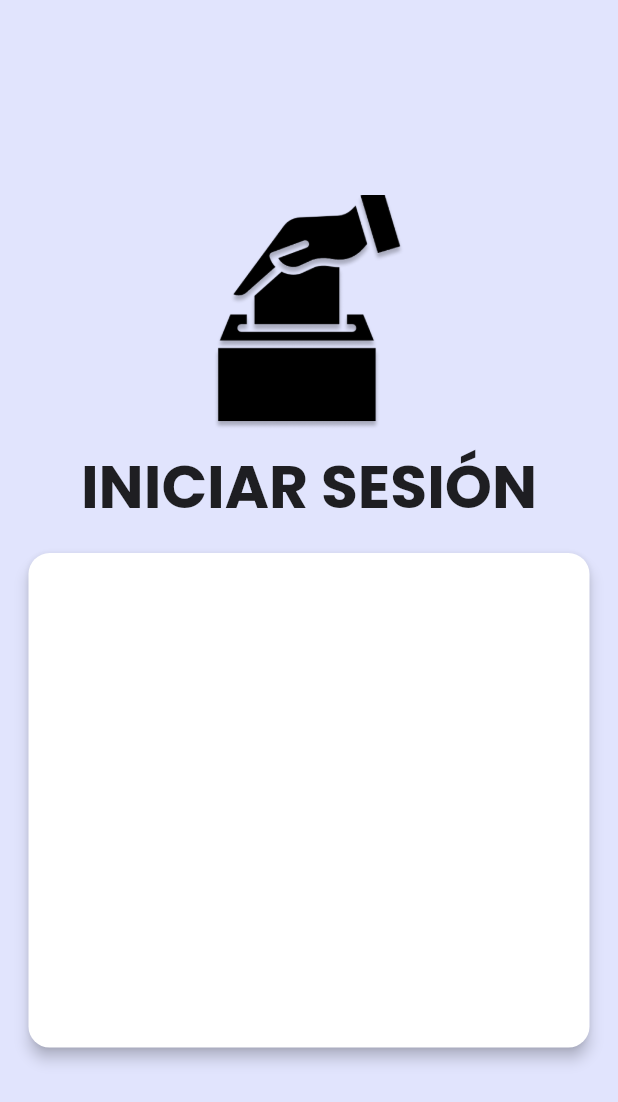
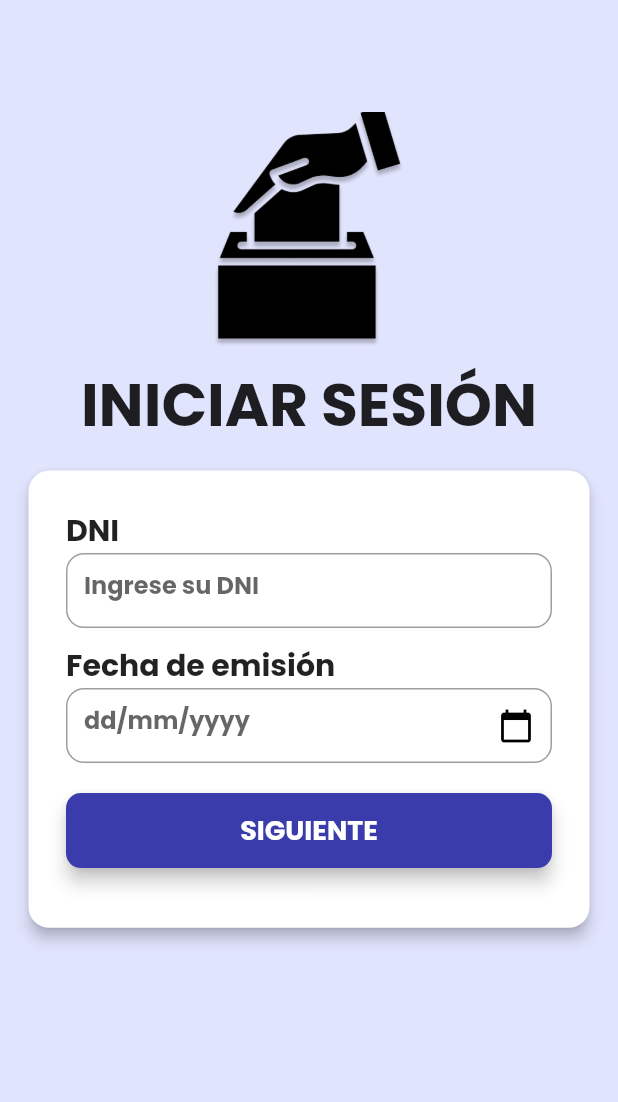
Before and after one commit to VotingSystemThesis/VotingSystemMobileApp, a Flutter app: the screen it shows after launch, on a phone screen of 412 x 824 dp. Shown: the top 1102 px of the screen. Run offline on Flutter 3.47's test engine with Material 2 defaults, Android fonts, the light colour scheme and no system bars.

Commit message:
Adding second login page

```diff
--- a/votingsystem/lib/router/routes.dart
+++ b/votingsystem/lib/router/routes.dart
@@ -1,5 +1,6 @@
 /// ************************** AUTH  ****************************/
 const routeLoginView = '/login';
+const routeLoginViewScan = '/login-scan';
 
 /**Home */
 const routeHome = '/home';
--- a/votingsystem/lib/views/auth/LoginPage.dart
+++ b/votingsystem/lib/views/auth/LoginPage.dart
@@ -1,13 +1,98 @@
 import 'package:flutter/material.dart';
+import 'package:votingsystem/router/routes.dart';
+import 'package:votingsystem/utils/Utils.dart';
+import 'package:votingsystem/views/common/FormButton.dart';
 import 'package:votingsystem/views/common/MainBackground.dart';
+import 'package:votingsystem/views/common/FormTitle.dart';
 
 class LoginPage extends StatelessWidget {
   const LoginPage({Key? key}) : super(key: key);
 
-  Widget loginForm() {
-    return Form(
-      child: Column(
-        children: [],
+  Widget loginForm(context) {
+    return Container(
+      padding: const EdgeInsets.all(25),
+      child: SingleChildScrollView(
+        child: Form(
+          child: Column(
+            mainAxisAlignment: MainAxisAlignment.center,
+            crossAxisAlignment: CrossAxisAlignment.start,
+            children: [
+              FormTitle(
+                text: "DNI",
+              ),
+              SizedBox(
+                height: 50,
+                child: TextFormField(
+                  style: TextStyle(
+                      color: Theme.of(context).textTheme.bodyText1!.color,
+                      fontWeight: FontWeight.bold),
+                  textInputAction: TextInputAction.next,
+                  onSaved: (value) {},
+                  validator: (value) {
+                    if (value!.isEmpty) {
+                      return "Ingrese su DNI";
+                    }
+                  },
+                  decoration: InputDecoration(
+                      border: OutlineInputBorder(
+                        borderRadius: BorderRadius.circular(12),
+                        borderSide: BorderSide(width: 1, color: Colors.black),
+                      ),
+                      hintText: 'Ingrese su DNI',
+                      hintStyle: TextStyle(fontWeight: FontWeight.bold),
+                      labelStyle: TextStyle(
+                          color: Theme.of(context).textTheme.bodyText1!.color)),
+                ),
+              ),
+              SizedBox(
+                height: 10,
+              ),
+              FormTitle(
+                text: "Fecha de emisión",
+              ),
+              SizedBox(
+                height: 50,
+                child: TextFormField(
+                  style: TextStyle(
+                      fontWeight: FontWeight.bold,
+                      color: Theme.of(context).textTheme.bodyText1!.color),
+                  textInputAction: TextInputAction.next,
+                  onSaved: (value) {},
+                  validator: (value) {
+                    if (value!.isEmpty) {
+                      return "Ingrese la fecha de emisión del DNI";
+                    }
+                  },
+                  decoration: InputDecoration(
+                      suffixIcon: Icon(
+                        Icons.calendar_today,
+                        color: Colors.black,
+                      ),
+                      border: OutlineInputBorder(
+                        borderRadius: BorderRadius.circular(12),
+                        borderSide: BorderSide(width: 1, color: Colors.black),
+                      ),
+                      hintText: 'dd/mm/yyyy',
+                      hintStyle: TextStyle(fontWeight: FontWeight.bold),
+                      labelStyle: TextStyle(
+                          color: Theme.of(context).textTheme.bodyText1!.color)),
+                ),
+              ),
+              SizedBox(
+                height: 20,
+              ),
+              RoundedButtonWidget(
+                onpressed: () {
+                  Utils.mainNavigator.currentState!
+                      .pushNamed(routeLoginViewScan);
+                },
+                buttonText: "SIGUIENTE",
+                width: double.infinity,
+                height: 50,
+              )
+            ],
+          ),
+        ),
       ),
     );
   }
@@ -38,8 +123,8 @@ class LoginPage extends StatelessWidget {
             elevation: 4,
             child: Container(
               width: screenWidth,
-              height: screenHeight * 0.4,
-              child: loginForm(),
+              height: screenHeight * 0.37,
+              child: loginForm(context),
             ),
           )
         ],
--- /dev/null
+++ b/votingsystem/lib/views/common/FormButton.dart
@@ -0,0 +1,54 @@
+import 'package:flutter/material.dart';
+
+class RoundedButtonWidget extends StatelessWidget {
+  final String buttonText;
+  final double width;
+  final double height;
+  final Function onpressed;
+  bool useIcon;
+  String iconUrl;
+
+  RoundedButtonWidget(
+      {required this.buttonText,
+      required this.width,
+      required this.height,
+      required this.onpressed,
+      this.useIcon = false,
+      this.iconUrl = ''});
+
+  @override
+  Widget build(BuildContext context) {
+    return SizedBox(
+      width: width,
+      height: height,
+      child: ElevatedButton(
+        onPressed: () {
+          onpressed();
+        },
+        child: useIcon
+            ? Row(
+                mainAxisAlignment: MainAxisAlignment.spaceAround,
+                children: [
+                  Text(buttonText,
+                      style:
+                          TextStyle(fontWeight: FontWeight.bold, fontSize: 18)),
+                  Image(
+                    image: AssetImage('assets/' + iconUrl),
+                    width: 25,
+                    height: 25,
+                  )
+                ],
+              )
+            : Text(
+                buttonText,
+                style: TextStyle(fontWeight: FontWeight.bold, fontSize: 18),
+              ),
+        style: ElevatedButton.styleFrom(
+            elevation: 5,
+            primary: Color.fromRGBO(58, 60, 172, 1),
+            shape: RoundedRectangleBorder(
+                borderRadius: BorderRadius.circular(10))),
+      ),
+    );
+  }
+}
--- /dev/null
+++ b/votingsystem/lib/views/common/FormTitle.dart
@@ -0,0 +1,14 @@
+import 'package:flutter/material.dart';
+
+class FormTitle extends StatelessWidget {
+  String text;
+  FormTitle({required this.text});
+
+  @override
+  Widget build(BuildContext context) {
+    return Text(
+      this.text,
+      style: TextStyle(fontWeight: FontWeight.bold, fontSize: 20),
+    );
+  }
+}
--- a/votingsystem/lib/views/common/MainBackground.dart
+++ b/votingsystem/lib/views/common/MainBackground.dart
@@ -1,8 +1,12 @@
 import 'package:flutter/material.dart';
+import 'package:votingsystem/views/common/FormTitle.dart';
 
 class MainBackground extends StatelessWidget {
   Widget child;
-  MainBackground({required this.child});
+  bool useBackButton;
+  Function? onPress;
+  MainBackground(
+      {required this.child, this.useBackButton = false, this.onPress});
 
   @override
   Widget build(BuildContext context) {
@@ -11,12 +15,39 @@ class MainBackground extends StatelessWidget {
     return Scaffold(
       body: SafeArea(
         child: Container(
-          padding: EdgeInsets.all(15),
-          width: screenWidth,
-          height: screenHeight,
-          color: Color.fromRGBO(225, 228, 253, 1),
-          child: this.child,
-        ),
+            padding: EdgeInsets.all(15),
+            width: screenWidth,
+            height: screenHeight,
+            color: Color.fromRGBO(225, 228, 253, 1),
+            child: SingleChildScrollView(
+                child: Column(
+              mainAxisAlignment: MainAxisAlignment.spaceBetween,
+              children: [
+                if (useBackButton)
+                  Container(
+                    width: screenWidth,
+                    height: 30,
+                    child: Row(
+                      crossAxisAlignment: CrossAxisAlignment.center,
+                      children: [
+                        IconButton(
+                          padding: EdgeInsets.all(0),
+                          iconSize: 30,
+                          onPressed: () {
+                            this.onPress!();
+                          },
+                          icon: Icon(Icons.arrow_back_ios_new),
+                        ),
+                        SizedBox(
+                          width: 10,
+                        ),
+                        FormTitle(text: "Volver")
+                      ],
+                    ),
+                  ),
+                Container(height: screenHeight * 0.8, child: this.child)
+              ],
+            ))),
       ),
     );
   }
```
Also changed, not shown: votingsystem/lib/main.dart (+9 -0 lines), votingsystem/lib/views/auth/LoginPageScan.dart (added, +91 -0 lines), votingsystem/assets/camaraicon.png (added), votingsystem/assets/huellaicon.png (added).
